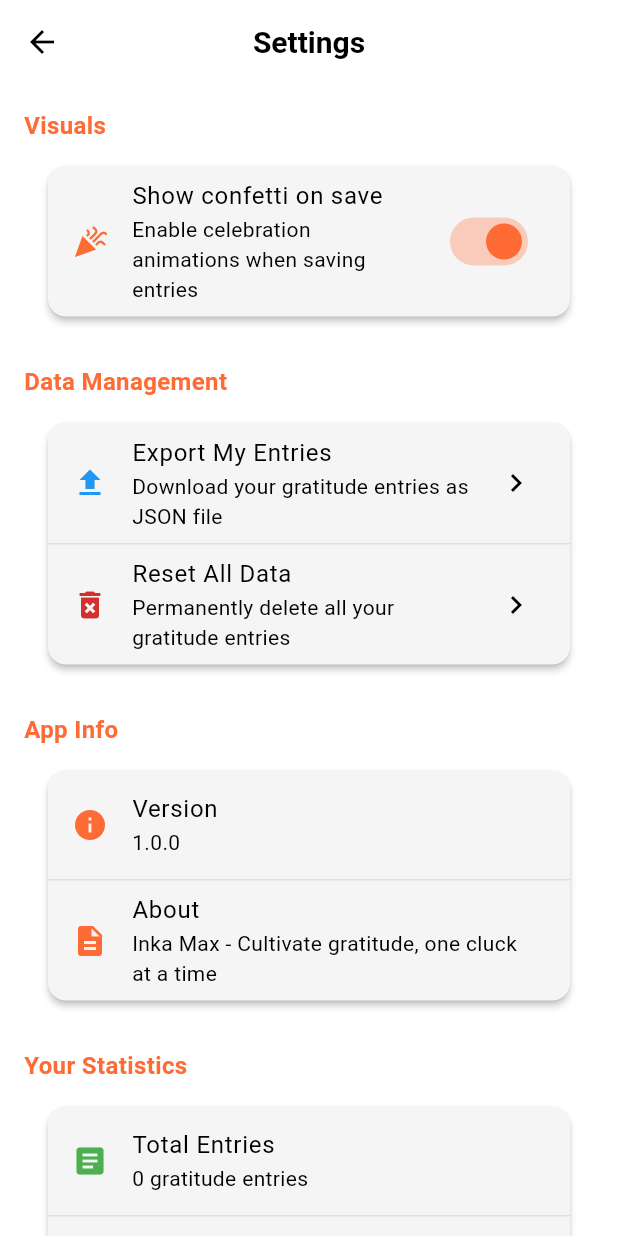
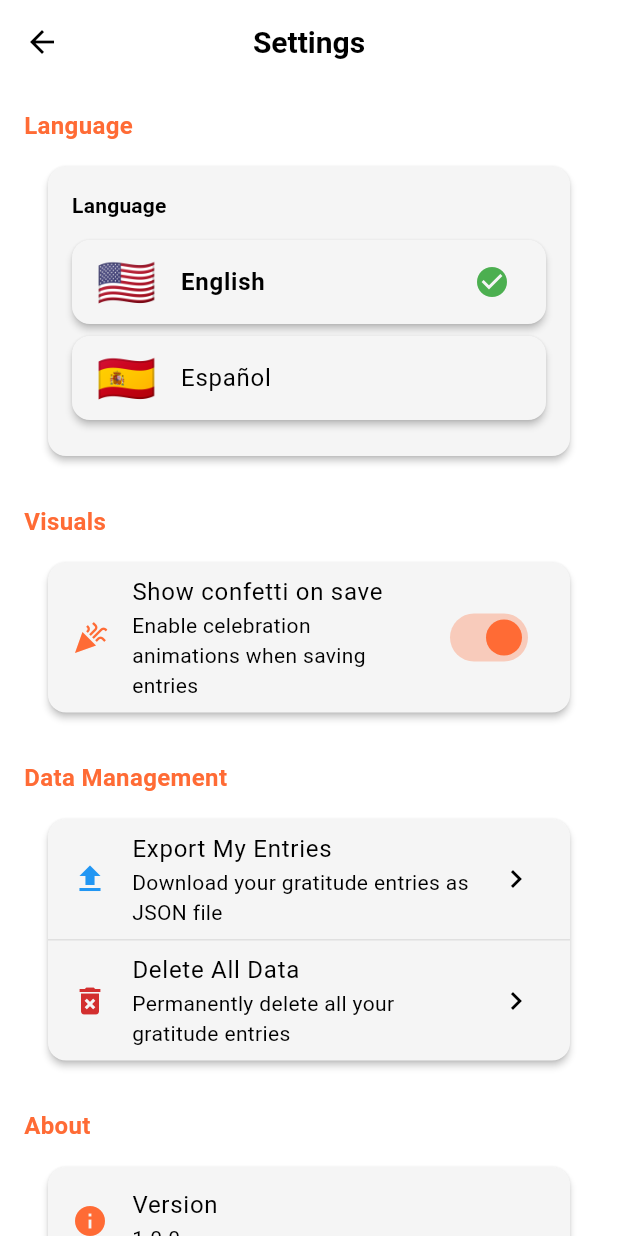
Before and after one commit to tonoyan-aram/inka_max, a Flutter app: the SettingsScreen screen opened directly, on a phone screen of 412 x 824 dp. Run offline on Flutter 3.47's test engine with Material 3 defaults, Android fonts, the phone set to English and light mode, and no system bars; our stand-ins replace confetti, fl_chart, shared_preferences, sqflite; missing offline and left inert: flutter_inappwebview; accounts and stored records are empty; network calls fail.

Commit message:
add loca

```diff
--- /dev/null
+++ b/lib/l10n/app_localizations.dart
@@ -0,0 +1,379 @@
+import 'package:flutter/material.dart';
+
+class AppLocalizations {
+  final Locale locale;
+
+  AppLocalizations(this.locale);
+
+  static AppLocalizations of(BuildContext context) {
+    return Localizations.of<AppLocalizations>(context, AppLocalizations)!;
+  }
+
+  static const LocalizationsDelegate<AppLocalizations> delegate =
+      _AppLocalizationsDelegate();
+
+  // App name and general
+  String get appName => _localizedValues[locale.languageCode]!['app_name']!;
+  String get appMotto => _localizedValues[locale.languageCode]!['app_motto']!;
+  String get loading => _localizedValues[locale.languageCode]!['loading']!;
+  String get save => _localizedValues[locale.languageCode]!['save']!;
+  String get cancel => _localizedValues[locale.languageCode]!['cancel']!;
+  String get delete => _localizedValues[locale.languageCode]!['delete']!;
+  String get edit => _localizedValues[locale.languageCode]!['edit']!;
+  String get ok => _localizedValues[locale.languageCode]!['ok']!;
+  String get yes => _localizedValues[locale.languageCode]!['yes']!;
+  String get no => _localizedValues[locale.languageCode]!['no']!;
+
+  // Navigation
+  String get today => _localizedValues[locale.languageCode]!['today']!;
+  String get nest => _localizedValues[locale.languageCode]!['nest']!;
+  String get insights => _localizedValues[locale.languageCode]!['insights']!;
+  String get achievements => _localizedValues[locale.languageCode]!['achievements']!;
+  String get themes => _localizedValues[locale.languageCode]!['themes']!;
+  String get settings => _localizedValues[locale.languageCode]!['settings']!;
+  String get about => _localizedValues[locale.languageCode]!['about']!;
+
+  // Today screen
+  String get addDailyGratitude => _localizedValues[locale.languageCode]!['add_daily_gratitude']!;
+  String get viewAllEntries => _localizedValues[locale.languageCode]!['view_all_entries']!;
+  String get seeYourProgress => _localizedValues[locale.languageCode]!['see_your_progress']!;
+  String get unlockRewardsBadges => _localizedValues[locale.languageCode]!['unlock_rewards_badges']!;
+  String get customizeExperience => _localizedValues[locale.languageCode]!['customize_experience']!;
+  String get appPreferences => _localizedValues[locale.languageCode]!['app_preferences']!;
+  String get learnMoreAboutApp => _localizedValues[locale.languageCode]!['learn_more_about_app']!;
+
+  // Nest screen
+  String get myGratitudeNest => _localizedValues[locale.languageCode]!['my_gratitude_nest']!;
+  String get emptyNest => _localizedValues[locale.languageCode]!['empty_nest']!;
+  String get emptyNestMessage => _localizedValues[locale.languageCode]!['empty_nest_message']!;
+  String get addFirstEntry => _localizedValues[locale.languageCode]!['add_first_entry']!;
+
+  // Add entry screen
+  String get newGratitudeEntry => _localizedValues[locale.languageCode]!['new_gratitude_entry']!;
+  String get whatAreYouGratefulFor => _localizedValues[locale.languageCode]!['what_are_you_grateful_for']!;
+  String get selectTags => _localizedValues[locale.languageCode]!['select_tags']!;
+  String get entryCannotBeEmpty => _localizedValues[locale.languageCode]!['entry_cannot_be_empty']!;
+
+  // Tags
+  String get health => _localizedValues[locale.languageCode]!['health']!;
+  String get family => _localizedValues[locale.languageCode]!['family']!;
+  String get work => _localizedValues[locale.languageCode]!['work']!;
+  String get nature => _localizedValues[locale.languageCode]!['nature']!;
+  String get other => _localizedValues[locale.languageCode]!['other']!;
+
+  // Insights screen
+  String get gratitudeInsights => _localizedValues[locale.languageCode]!['gratitude_insights']!;
+  String get yourJourney => _localizedValues[locale.languageCode]!['your_journey']!;
+  String get totalEntries => _localizedValues[locale.languageCode]!['total_entries']!;
+  String get currentStreak => _localizedValues[locale.languageCode]!['current_streak']!;
+  String get days => _localizedValues[locale.languageCode]!['days']!;
+  String get longestStreak => _localizedValues[locale.languageCode]!['longest_streak']!;
+  String get entriesThisMonth => _localizedValues[locale.languageCode]!['entries_this_month']!;
+  String get gratitudeOverTime => _localizedValues[locale.languageCode]!['gratitude_over_time']!;
+  String get noDataYet => _localizedValues[locale.languageCode]!['no_data_yet']!;
+  String get thisWeek => _localizedValues[locale.languageCode]!['this_week']!;
+  String get thisMonth => _localizedValues[locale.languageCode]!['this_month']!;
+  String get thisYear => _localizedValues[locale.languageCode]!['this_year']!;
+  String get allTime => _localizedValues[locale.languageCode]!['all_time']!;
+  String get tagDistribution => _localizedValues[locale.languageCode]!['tag_distribution']!;
+  String get entriesOverTime => _localizedValues[locale.languageCode]!['entries_over_time']!;
+  String get noInsightsYet => _localizedValues[locale.languageCode]!['no_insights_yet']!;
+  String get addYourFirstEntry => _localizedValues[locale.languageCode]!['add_your_first_entry']!;
+  String get week => _localizedValues[locale.languageCode]!['week']!;
+  String get month => _localizedValues[locale.languageCode]!['month']!;
+  String get year => _localizedValues[locale.languageCode]!['year']!;
+  String get mostUsedTags => _localizedValues[locale.languageCode]!['most_used_tags']!;
+  String get recentEntries => _localizedValues[locale.languageCode]!['recent_entries']!;
+  String get yesterday => _localizedValues[locale.languageCode]!['yesterday']!;
+
+  // Achievements screen
+  String get yourAchievements => _localizedValues[locale.languageCode]!['your_achievements']!;
+  String get level => _localizedValues[locale.languageCode]!['level']!;
+  String get xpToNextLevel => _localizedValues[locale.languageCode]!['xp_to_next_level']!;
+  String get unlocked => _localizedValues[locale.languageCode]!['unlocked']!;
+  String get locked => _localizedValues[locale.languageCode]!['locked']!;
+
+  // Settings screen
+  String get appSettings => _localizedValues[locale.languageCode]!['app_settings']!;
+  String get language => _localizedValues[locale.languageCode]!['language']!;
+  String get selectLanguage => _localizedValues[locale.languageCode]!['select_language']!;
+  String get appearance => _localizedValues[locale.languageCode]!['appearance']!;
+  String get theme => _localizedValues[locale.languageCode]!['theme']!;
+  String get animations => _localizedValues[locale.languageCode]!['animations']!;
+  String get enableAnimations => _localizedValues[locale.languageCode]!['enable_animations']!;
+  String get showConfettiOnSave => _localizedValues[locale.languageCode]!['show_confetti_on_save']!;
+  String get enableCelebrationAnimations => _localizedValues[locale.languageCode]!['enable_celebration_animations']!;
+  String get visuals => _localizedValues[locale.languageCode]!['visuals']!;
+  String get dataManagement => _localizedValues[locale.languageCode]!['data_management']!;
+  String get data => _localizedValues[locale.languageCode]!['data']!;
+  String get exportData => _localizedValues[locale.languageCode]!['export_data']!;
+  String get exportMyEntries => _localizedValues[locale.languageCode]!['export_my_entries']!;
+  String get downloadEntriesAsJson => _localizedValues[locale.languageCode]!['download_entries_as_json']!;
+  String get deleteAllData => _localizedValues[locale.languageCode]!['delete_all_data']!;
+  String get deleteAllDataConfirm => _localizedValues[locale.languageCode]!['delete_all_data_confirm']!;
+  String get dataExported => _localizedValues[locale.languageCode]!['data_exported']!;
+  String get dataDeleted => _localizedValues[locale.languageCode]!['data_deleted']!;
+  String get version => _localizedValues[locale.languageCode]!['version']!;
+
+  // Months
+  String get january => _localizedValues[locale.languageCode]!['january']!;
+  String get february => _localizedValues[locale.languageCode]!['february']!;
+  String get march => _localizedValues[locale.languageCode]!['march']!;
+  String get april => _localizedValues[locale.languageCode]!['april']!;
+  String get may => _localizedValues[locale.languageCode]!['may']!;
+  String get june => _localizedValues[locale.languageCode]!['june']!;
+  String get july => _localizedValues[locale.languageCode]!['july']!;
+  String get august => _localizedValues[locale.languageCode]!['august']!;
+  String get september => _localizedValues[locale.languageCode]!['september']!;
+  String get october => _localizedValues[locale.languageCode]!['october']!;
+  String get november => _localizedValues[locale.languageCode]!['november']!;
+  String get december => _localizedValues[locale.languageCode]!['december']!;
+
+  // Get month name by index (1-12)
+  String getMonthName(int month) {
+    const months = [
+      'january', 'february', 'march', 'april', 'may', 'june',
+      'july', 'august', 'september', 'october', 'november', 'december'
+    ];
+    if (month < 1 || month > 12) return '';
+    return _localizedValues[locale.languageCode]![months[month - 1]]!;
+  }
+
+  // Localized values
+  static const Map<String, Map<String, String>> _localizedValues = {
+    'en': {
+      'app_name': 'Inka Max',
+      'app_motto': 'Cultivate gratitude, one cluck at a time',
+      'loading': 'Loading...',
+      'save': 'Save',
+      'cancel': 'Cancel',
+      'delete': 'Delete',
+      'edit': 'Edit',
+      'ok': 'OK',
+      'yes': 'Yes',
+      'no': 'No',
+      // Navigation
+      'today': 'Today',
+      'nest': 'Nest',
+      'insights': 'Insights',
+      'achievements': 'Achievements',
+      'themes': 'Themes',
+      'settings': 'Settings',
+      'about': 'About',
+      // Today screen
+      'add_daily_gratitude': 'Add your daily gratitude',
+      'view_all_entries': 'View all your entries',
+      'see_your_progress': 'See your progress',
+      'unlock_rewards_badges': 'Unlock rewards and badges',
+      'customize_experience': 'Customize your experience',
+      'app_preferences': 'App preferences',
+      'learn_more_about_app': 'Learn more about the app',
+      // Nest screen
+      'my_gratitude_nest': 'My Gratitude Nest',
+      'empty_nest': 'Your nest is empty',
+      'empty_nest_message': 'Start your gratitude journey by adding your first entry!',
+      'add_first_entry': 'Add First Entry',
+      // Add entry screen
+      'new_gratitude_entry': 'New Gratitude Entry',
+      'what_are_you_grateful_for': 'What are you grateful for today?',
+      'select_tags': 'Select tags (optional)',
+      'entry_cannot_be_empty': 'Entry cannot be empty',
+      // Tags
+      'health': 'Health',
+      'family': 'Family',
+      'work': 'Work',
+      'nature': 'Nature',
+      'other': 'Other',
+      // Insights screen
+      'gratitude_insights': 'Gratitude Insights',
+      'your_journey': 'Your Journey',
+      'total_entries': 'Total Entries',
+      'current_streak': 'Current Streak',
+      'days': 'days',
+      'longest_streak': 'Longest Streak',
+      'entries_this_month': 'Entries This Month',
+      'gratitude_over_time': 'Gratitude Over Time',
+      'no_data_yet': 'No data yet',
+      'this_week': 'This Week',
+      'this_month': 'This Month',
+      'this_year': 'This Year',
+      'all_time': 'All Time',
+      'tag_distribution': 'Tag Distribution',
+      'entries_over_time': 'Entries Over Time',
+      'no_insights_yet': 'No insights yet',
+      'add_your_first_entry': 'Add Your First Entry',
+      'week': 'Week',
+      'month': 'Month',
+      'year': 'Year',
+      'most_used_tags': 'Most Used Tags',
+      'recent_entries': 'Recent Entries',
+      'yesterday': 'Yesterday',
+      // Achievements screen
+      'your_achievements': 'Your Achievements',
+      'level': 'Level',
+      'xp_to_next_level': 'XP to next level',
+      'unlocked': 'Unlocked',
+      'locked': 'Locked',
+      // Settings screen
+      'app_settings': 'App Settings',
+      'language': 'Language',
+      'select_language': 'Select Language',
+      'appearance': 'Appearance',
+      'theme': 'Theme',
+      'animations': 'Animations',
+      'enable_animations': 'Enable Animations',
+      'show_confetti_on_save': 'Show confetti on save',
+      'enable_celebration_animations': 'Enable celebration animations when saving entries',
+      'visuals': 'Visuals',
+      'data_management': 'Data Management',
+      'data': 'Data',
+      'export_data': 'Export Data',
+      'export_my_entries': 'Export My Entries',
+      'download_entries_as_json': 'Download your gratitude entries as JSON file',
+      'delete_all_data': 'Delete All Data',
+      'delete_all_data_confirm': 'Are you sure you want to delete all your data? This action cannot be undone.',
+      'data_exported': 'Data exported successfully',
+      'data_deleted': 'All data has been deleted',
+      'version': 'Version',
+      // Months
+      'january': 'January',
+      'february': 'February',
+      'march': 'March',
+      'april': 'April',
+      'may': 'May',
+      'june': 'June',
+      'july': 'July',
+      'august': 'August',
+      'september': 'September',
+      'october': 'October',
+      'november': 'November',
+      'december': 'December',
+    },
+    'es': {
+      'app_name': 'Inka Max',
+      'app_motto': 'Cultiva la gratitud, un cacareo a la vez',
+      'loading': 'Cargando...',
+      'save': 'Guardar',
+      'cancel': 'Cancelar',
+      'delete': 'Eliminar',
+      'edit': 'Editar',
+      'ok': 'OK',
+      'yes': 'Sí',
+      'no': 'No',
+      // Navigation
+      'today': 'Hoy',
+      'nest': 'Nido',
+      'insights': 'Estadísticas',
+      'achievements': 'Logros',
+      'themes': 'Temas',
+      'settings': 'Ajustes',
+      'about': 'Acerca de',
+      // Today screen
+      'add_daily_gratitude': 'Agrega tu gratitud diaria',
+      'view_all_entries': 'Ver todas tus entradas',
+      'see_your_progress': 'Ver tu progreso',
+      'unlock_rewards_badges': 'Desbloquear recompensas e insignias',
+      'customize_experience': 'Personaliza tu experiencia',
+      'app_preferences': 'Preferencias de la aplicación',
+      'learn_more_about_app': 'Aprende más sobre la aplicación',
+      // Nest screen
+      'my_gratitude_nest': 'Mi Nido de Gratitud',
+      'empty_nest': 'Tu nido está vacío',
+      'empty_nest_message': '¡Comienza tu viaje de gratitud agregando tu primera entrada!',
+      'add_first_entry': 'Agregar Primera Entrada',
+      // Add entry screen
+      'new_gratitude_entry': 'Nueva Entrada de Gratitud',
+      'what_are_you_grateful_for': '¿Por qué estás agradecido hoy?',
+      'select_tags': 'Seleccionar etiquetas (opcional)',
+      'entry_cannot_be_empty': 'La entrada no puede estar vacía',
+      // Tags
+      'health': 'Salud',
+      'family': 'Familia',
+      'work': 'Trabajo',
+      'nature': 'Naturaleza',
+      'other': 'Otro',
+      // Insights screen
+      'gratitude_insights': 'Estadísticas de Gratitud',
+      'your_journey': 'Tu Viaje',
+      'total_entries': 'Total de Entradas',
+      'current_streak': 'Racha Actual',
+      'days': 'días',
+      'longest_streak': 'Racha Más Larga',
+      'entries_this_month': 'Entradas Este Mes',
+      'gratitude_over_time': 'Gratitud con el Tiempo',
+      'no_data_yet': 'Aún no hay datos',
+      'this_week': 'Esta Semana',
+      'this_month': 'Este Mes',
+      'this_year': 'Este Año',
+      'all_time': 'Todo el Tiempo',
+      'tag_distribution': 'Distribución de Etiquetas',
+      'entries_over_time': 'Entradas con el Tiempo',
+      'no_insights_yet': 'Aún no hay estadísticas',
+      'add_your_first_entry': 'Agrega Tu Primera Entrada',
+      'week': 'Semana',
+      'month': 'Mes',
+      'year': 'Año',
+      'most_used_tags': 'Etiquetas Más Usadas',
+      'recent_entries': 'Entradas Recientes',
+      'yesterday': 'Ayer',
+      // Achievements screen
+      'your_achievements': 'Tus Logros',
+      'level': 'Nivel',
+      'xp_to_next_level': 'XP para el siguiente nivel',
+      'unlocked': 'Desbloqueado',
+      'locked': 'Bloqueado',
+      // Settings screen
+      'app_settings': 'Configuración de la App',
+      'language': 'Idioma',
+      'select_language': 'Seleccionar Idioma',
+      'appearance': 'Apariencia',
+      'theme': 'Tema',
+      'animations': 'Animaciones',
+      'enable_animations': 'Habilitar Animaciones',
+      'show_confetti_on_save': 'Mostrar confeti al guardar',
+      'enable_celebration_animations': 'Habilitar animaciones de celebración al guardar entradas',
+      'visuals': 'Visuales',
+      'data_management': 'Gestión de Datos',
+      'data': 'Datos',
+      'export_data': 'Exportar Datos',
+      'export_my_entries': 'Exportar Mis Entradas',
+      'download_entries_as_json': 'Descarga tus entradas de gratitud como archivo JSON',
+      'delete_all_data': 'Eliminar Todos los Datos',
+      'delete_all_data_confirm': '¿Estás seguro de que quieres eliminar todos tus datos? Esta acción no se puede deshacer.',
+      'data_exported': 'Datos exportados exitosamente',
+      'data_deleted': 'Todos los datos han sido eliminados',
+      'version': 'Versión',
+      // Months
+      'january': 'Enero',
+      'february': 'Febrero',
+      'march': 'Marzo',
+      'april': 'Abril',
+      'may': 'Mayo',
+      'june': 'Junio',
+      'july': 'Julio',
+      'august': 'Agosto',
+      'september': 'Septiembre',
+      'october': 'Octubre',
+      'november': 'Noviembre',
+      'december': 'Diciembre',
+    },
+  };
+}
+
+class _AppLocalizationsDelegate
+    extends LocalizationsDelegate<AppLocalizations> {
+  const _AppLocalizationsDelegate();
+
+  @override
+  bool isSupported(Locale locale) {
+    return ['en', 'es'].contains(locale.languageCode);
+  }
+
+  @override
+  Future<AppLocalizations> load(Locale locale) async {
+    return AppLocalizations(locale);
+  }
+
+  @override
+  bool shouldReload(_AppLocalizationsDelegate old) => false;
+}
--- a/lib/screens/settings_screen.dart
+++ b/lib/screens/settings_screen.dart
@@ -3,31 +3,46 @@ import 'package:provider/provider.dart';
 import 'package:path_provider/path_provider.dart';
 import 'dart:io';
 import '../services/gratitude_provider.dart';
+import '../services/locale_service.dart';
 import '../constants/app_colors.dart';
 import '../constants/app_constants.dart';
+import '../l10n/app_localizations.dart';
+import '../widgets/language_selector.dart';
 
 class SettingsScreen extends StatelessWidget {
   const SettingsScreen({super.key});
 
   @override
   Widget build(BuildContext context) {
+    final l10n = AppLocalizations.of(context);
+
     return Scaffold(
       backgroundColor: AppColors.background,
       appBar: AppBar(
-        title: const Text('Settings'),
+        title: Text(l10n.settings),
       ),
       body: Consumer<GratitudeProvider>(
         builder: (context, provider, child) {
           return ListView(
             padding: const EdgeInsets.all(16),
             children: [
+              // Language section
+              _buildSectionHeader(l10n.language),
+              Card(
+                child: Padding(
+                  padding: const EdgeInsets.all(16),
+                  child: const LanguageSelector(),
+                ),
+              ),
+              const SizedBox(height: 24),
+
               // Visuals section
-              _buildSectionHeader('Visuals'),
+              _buildSectionHeader(l10n.visuals),
               Card(
                 child: ListTile(
                   leading: const Icon(Icons.celebration, color: AppColors.primary),
-                  title: const Text('Show confetti on save'),
-                  subtitle: const Text('Enable celebration animations when saving entries'),
+                  title: Text(l10n.showConfettiOnSave),
+                  subtitle: Text(l10n.enableCelebrationAnimations),
                   trailing: Switch(
                     value: provider.animationsEnabled,
                     onChanged: (value) {
@@ -39,21 +54,21 @@ class SettingsScreen extends StatelessWidget {
               const SizedBox(height: 24),
 
               // Data Management section
-              _buildSectionHeader('Data Management'),
+              _buildSectionHeader(l10n.dataManagement),
               Card(
                 child: Column(
                   children: [
                     ListTile(
                       leading: const Icon(Icons.upload, color: AppColors.info),
-                      title: const Text('Export My Entries'),
-                      subtitle: const Text('Download your gratitude entries as JSON file'),
+                      title: Text(l10n.exportMyEntries),
+                      subtitle: Text(l10n.downloadEntriesAsJson),
                       trailing: const Icon(Icons.chevron_right),
                       onTap: () => _exportEntries(context, provider),
                     ),
                     const Divider(height: 1),
                     ListTile(
                       leading: const Icon(Icons.delete_forever, color: AppColors.error),
-                      title: const Text('Reset All Data'),
+                      title: Text(l10n.deleteAllData),
                       subtitle: const Text('Permanently delete all your gratitude entries'),
                       trailing: const Icon(Icons.chevron_right),
                       onTap: () => _showResetDialog(context, provider),
@@ -64,7 +79,7 @@ class SettingsScreen extends StatelessWidget {
               const SizedBox(height: 24),
 
               // App Info section
-              _buildSectionHeader('App Info'),
+              _buildSectionHeader(l10n.about),
               Card(
                 child: Column(
                   children: [
--- /dev/null
+++ b/lib/services/locale_service.dart
@@ -0,0 +1,71 @@
+import 'package:flutter/material.dart';
+import 'package:shared_preferences/shared_preferences.dart';
+
+class LocaleService extends ChangeNotifier {
+  static final LocaleService _instance = LocaleService._internal();
+  factory LocaleService() => _instance;
+  LocaleService._internal();
+
+  Locale _currentLocale = const Locale('en', 'US');
+
+  Locale get currentLocale => _currentLocale;
+
+  // Supported locales
+  static const List<Locale> supportedLocales = [
+    Locale('en', 'US'), // English
+    Locale('es', 'ES'), // Spanish
+  ];
+
+  // Initialize locale from SharedPreferences
+  Future<void> initialize() async {
+    try {
+      final prefs = await SharedPreferences.getInstance();
+      final languageCode = prefs.getString('language_code') ?? 'en';
+      final countryCode = prefs.getString('country_code') ?? 'US';
+      _currentLocale = Locale(languageCode, countryCode);
+      notifyListeners();
+    } catch (e) {
+      debugPrint('Error loading locale: $e');
+    }
+  }
+
+  // Change locale
+  Future<void> changeLocale(Locale locale) async {
+    if (_currentLocale == locale) return;
+
+    _currentLocale = locale;
+    notifyListeners();
+
+    try {
+      final prefs = await SharedPreferences.getInstance();
+      await prefs.setString('language_code', locale.languageCode);
+      await prefs.setString('country_code', locale.countryCode ?? '');
+    } catch (e) {
+      debugPrint('Error saving locale: $e');
+    }
+  }
+
+  // Get locale name
+  String getLocaleName(Locale locale) {
+    switch (locale.languageCode) {
+      case 'en':
+        return 'English';
+      case 'es':
+        return 'Español';
+      default:
+        return locale.languageCode;
+    }
+  }
+
+  // Get flag emoji
+  String getFlagEmoji(Locale locale) {
+    switch (locale.languageCode) {
+      case 'en':
+        return '🇺🇸';
+      case 'es':
+        return '🇪🇸';
+      default:
+        return '🌐';
+    }
+  }
+}
--- a/lib/services/theme_service.dart
+++ b/lib/services/theme_service.dart
@@ -35,7 +35,7 @@ class ThemeService {
         _themeController.add(_currentTheme);
       }
     } catch (e) {
-      print('Error loading theme: $e');
+      debugPrint('Error loading theme: $e');
       _currentTheme = PredefinedThemes.lightTheme;
       _themeController.add(_currentTheme);
     }
@@ -47,7 +47,7 @@ class ThemeService {
       final prefs = await SharedPreferences.getInstance();
       await prefs.setString('selected_theme_id', _currentTheme.id);
     } catch (e) {
-      print('Error saving theme: $e');
+      debugPrint('Error saving theme: $e');
     }
   }
 
--- /dev/null
+++ b/lib/widgets/language_selector.dart
@@ -0,0 +1,49 @@
+import 'package:flutter/material.dart';
+import 'package:provider/provider.dart';
+import '../services/locale_service.dart';
+import '../l10n/app_localizations.dart';
+
+class LanguageSelector extends StatelessWidget {
+  const LanguageSelector({super.key});
+
+  @override
+  Widget build(BuildContext context) {
+    final localeService = Provider.of<LocaleService>(context);
+    final l10n = AppLocalizations.of(context);
+
+    return Column(
+      crossAxisAlignment: CrossAxisAlignment.start,
+      children: [
+        Text(
+          l10n.language,
+          style: Theme.of(context).textTheme.titleMedium,
+        ),
+        const SizedBox(height: 12),
+        ...LocaleService.supportedLocales.map((locale) {
+          final isSelected = localeService.currentLocale == locale;
+          return Card(
+            margin: const EdgeInsets.only(bottom: 8),
+            child: ListTile(
+              leading: Text(
+                localeService.getFlagEmoji(locale),
+                style: const TextStyle(fontSize: 32),
+              ),
+              title: Text(
+                localeService.getLocaleName(locale),
+                style: TextStyle(
+                  fontWeight: isSelected ? FontWeight.bold : FontWeight.normal,
+                ),
+              ),
+              trailing: isSelected
+                  ? const Icon(Icons.check_circle, color: Colors.green)
+                  : null,
+              onTap: () async {
+                await localeService.changeLocale(locale);
+              },
+            ),
+          );
+        }),
+      ],
+    );
+  }
+}
--- a/pubspec.yaml
+++ b/pubspec.yaml
@@ -16,7 +16,7 @@ publish_to: 'none' # Remove this line if you wish to publish to pub.dev
 # https://developer.apple.com/library/archive/documentation/General/Reference/InfoPlistKeyReference/Articles/CoreFoundationKeys.html
 # In Windows, build-name is used as the major, minor, and patch parts
 # of the product and file versions while build-number is used as the build suffix.
-version: 1.0.0+1
+version: 1.0.2+1
 
 environment:
   sdk: ^3.9.0
@@ -29,6 +29,8 @@ environment:
 # versions available, run `flutter pub outdated`.
 dependencies:
   flutter:
+    sdk: flutter
+  flutter_localizations:
     sdk: flutter
 
   # The following adds the Cupertino Icons font to your application.
@@ -50,7 +52,7 @@ dependencies:
   fl_chart: ^0.69.0
 
   # Date formatting
-  intl: ^0.19.0
+  intl: ^0.20.2
 
   # File operations
   path_provider: ^2.1.4
```
Also changed, not shown: lib/main.dart (+15 -2 lines), lib/screens/insights_screen.dart (+31 -24 lines), lib/screens/main_navigation_screen.dart (+39 -47 lines), lib/screens/webview_screen.dart (+6 -1 lines), lib/services/achievement_service.dart (+5 -4 lines), pubspec.lock, 1 other file.
